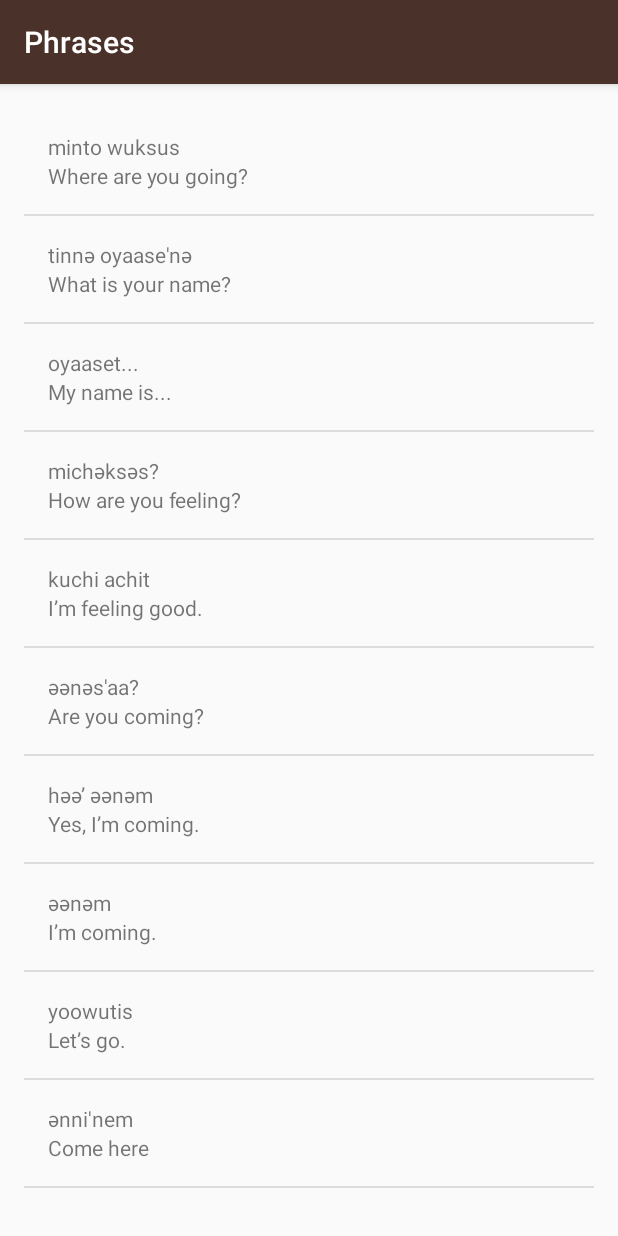
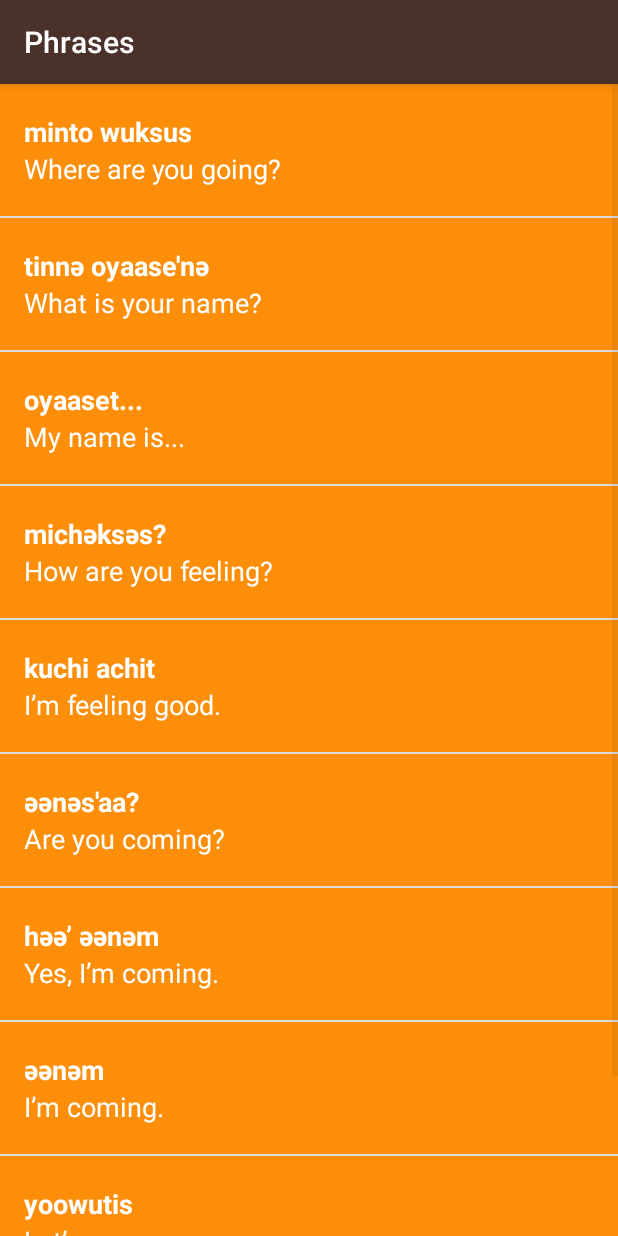
Before and after one commit to MarineNET/Milwoklanguageapp, an Android app: the PhrasesActivity screen opened directly, with no data from a screen before it, on a phone screen of 412 x 824 dp. Run offline under Robolectric (Android 15) with nearby library versions, the phone set to English and light mode, and no system bars.

Commit message:
Add styles to list_item and word_list to make app prettier
Delete dimens.xml

```diff
--- a/app/src/main/res/layout/list_item.xml
+++ b/app/src/main/res/layout/list_item.xml
@@ -4,33 +4,34 @@
               xmlns:tools="http://schemas.android.com/tools"
               android:orientation="horizontal"
               android:layout_width="match_parent"
-              android:layout_height="match_parent"
-              android:padding="16dp">
+              android:layout_height="wrap_content"
+              android:minHeight="88dp"
+              >
 
     <ImageView
         android:id="@+id/imageView"
-        android:layout_width="wrap_content"
-        android:layout_height="wrap_content"
-        android:layout_marginRight="16dp"
-        app:srcCompat="@mipmap/ic_launcher"/>
+        android:layout_width="88dp"
+        android:layout_height="88dp"
+        android:background="@color/tan_background"/>
 
     <LinearLayout
         android:layout_width="match_parent"
-        android:layout_height="match_parent"
-        android:orientation="vertical">
+        android:layout_height="88dp"
+        android:orientation="vertical"
+        android:background="@color/category_numbers">
 
 
         <TextView
             android:id="@+id/miwokText"
-            android:layout_width="match_parent"
-            android:layout_height="wrap_content"
+            style="@style/ListItemStyle"
+            android:gravity="bottom"
+            android:textStyle="bold"
             tools:text="lutti"/>
 
         <TextView
-        android:id="@+id/englishText"
-        android:layout_width="match_parent"
-        android:layout_height="wrap_content"
-        tools:text="one"/>
+            android:id="@+id/englishText"
+            style="@style/ListItemStyle"
+            tools:text="one"/>
 
     </LinearLayout>
 </LinearLayout>
--- a/app/src/main/res/layout/word_list.xml
+++ b/app/src/main/res/layout/word_list.xml
@@ -4,8 +4,5 @@
           android:id="@+id/list"
           android:orientation="vertical"
           android:layout_width="match_parent"
-          android:layout_height="match_parent"
-          android:paddingBottom="@dimen/activity_vertical_margin"
-          android:paddingLeft="@dimen/activity_horizontal_margin"
-          android:paddingRight="@dimen/activity_horizontal_margin"
-          android:paddingTop="@dimen/activity_vertical_margin"/>
+          android:layout_height="wrap_content"
+    />
--- a/app/src/main/res/values/colors.xml
+++ b/app/src/main/res/values/colors.xml
@@ -20,4 +20,5 @@
 
     <!-- Background color for the phrases category -->
     <color name="category_phrases">#16AFCA</color>
+
 </resources>
--- a/app/src/main/res/values/dimens.xml
+++ /dev/null
@@ -1,9 +0,0 @@
-<?xml version="1.0" encoding="utf-8"?>
-
-<resources>
-    <!-- Height of each list item -->
-    <dimen name="list_item_height">88dp</dimen>
-    <!-- Default screen margins, per the Android Design guidelines. -->
-    <dimen name="activity_horizontal_margin">16dp</dimen>
-    <dimen name="activity_vertical_margin">16dp</dimen>
-</resources>
--- a/app/src/main/res/values/styles.xml
+++ b/app/src/main/res/values/styles.xml
@@ -9,11 +9,21 @@
     <!-- Style for a category of vocabulary words -->
     <style name="CategoryStyle">
         <item name="android:layout_width">match_parent</item>
-        <item name="android:layout_height">@dimen/list_item_height</item>
+        <item name="android:layout_height">88dp</item>
         <item name="android:gravity">center_vertical</item>
         <item name="android:padding">16dp</item>
         <item name="android:textColor">@android:color/white</item>
         <item name="android:textStyle">bold</item>
+        <item name="android:textSize">18sp</item>
         <item name="android:textAppearance">?android:textAppearanceMedium</item>
     </style>
+
+    <style name="ListItemStyle">
+        <item name="android:layout_width">match_parent</item>
+        <item name="android:layout_height">0dp</item>
+        <item name="android:textSize">18sp</item>
+        <item name="android:textColor">#FFFFFF</item>
+        <item name="android:paddingStart">16dp</item>
+        <item name="android:layout_weight">1</item>
+    </style>
 </resources>
```
